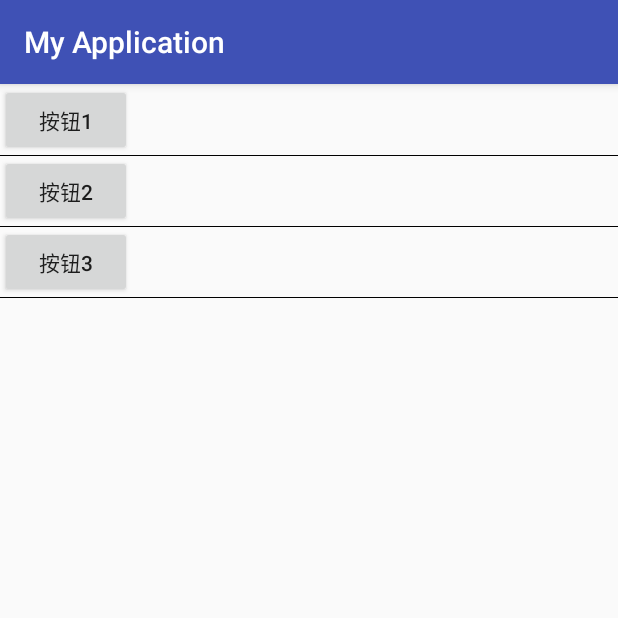
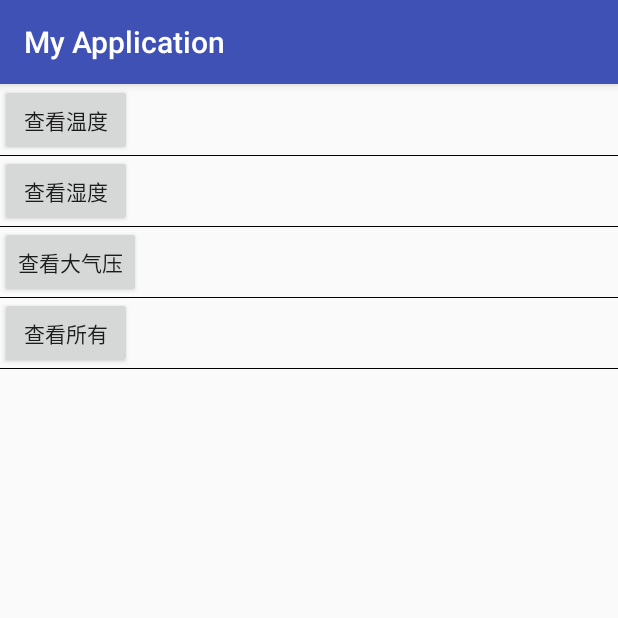
Before and after one commit to WindAsMe/SmartHome-Android, an Android app: the screen it shows after launch (MainActivity), on a phone screen of 412 x 824 dp, the top half of it. Run offline under Robolectric (Android 15) with nearby library versions, the phone set to English and light mode, and no system bars.

Commit message:
NUS Smart Home Android

```diff
--- a/app/src/main/java/com/example/zhongrui/myapplication/MainActivity.java
+++ b/app/src/main/java/com/example/zhongrui/myapplication/MainActivity.java
@@ -2,20 +2,14 @@ package com.example.zhongrui.myapplication;
 
 import android.support.v7.app.AppCompatActivity;
 import android.os.Bundle;
-import android.util.Log;
 import android.view.View;
 import android.widget.Button;
 
-import java.io.IOException;
-
-import okhttp3.Call;
-import okhttp3.Callback;
-import okhttp3.OkHttpClient;
-import okhttp3.Request;
-import okhttp3.Response;
-
+import com.example.zhongrui.myapplication.util.HttpUtil;
 
 public class MainActivity extends AppCompatActivity {
+
+    private HttpUtil httpUtil = new HttpUtil();
 
     @Override
     protected void onCreate(Bundle savedInstanceState) {
@@ -24,49 +18,38 @@ public class MainActivity extends AppCompatActivity {
         final Button btnOne = findViewById(R.id.btnOne);
         final Button btnTwo = findViewById(R.id.btnTwo);
         final Button btnThree = findViewById(R.id.btnThree);
+        final Button btnFour = findViewById(R.id.btnFour);
+
         btnOne.setOnClickListener(new View.OnClickListener() {
             @Override
             public void onClick(View view) {
                 setContentView(R.layout.btn1);
+                httpUtil.HttpGet("temp");
             }
         });
+
         btnTwo.setOnClickListener(new View.OnClickListener() {
-            // 172.25.112.162
-            String url = "http://172.25.112.162:8090/test";
+
             @Override
             public void onClick(View view) {
-                OkHttpClient client = new OkHttpClient();
-                Request request = new Request.Builder()
-                        .url(url)
-                        .build();
-                try {
-                    Response response = client.newCall(request).execute();
-                    String s = response.body().string();
-                    System.out.println(s);
-                } catch (Exception e) {
-                    System.out.println("Exception");
-                }
-//                client.newCall(request).enqueue(new Callback() {
-//                    @Override
-//                    public void onFailure(Call call, IOException e) {
-//                        System.out.println("Exception");
-//                    }
-//                    @Override
-//                    public void onResponse(Call call, Response response) throws IOException {
-//                        if(response.isSuccessful()){
-//                            Log.d("data: ","获取数据成功了");
-//                            Log.d("data: ","response.code() == "+response.code());
-//                            Log.d("data: ","response.body().string() == "+response.body().string());
-//                        }
-//                    }
-//                });
+                setContentView(R.layout.btn2);
+                httpUtil.HttpGet("humid");
             }
         });
 
         btnThree.setOnClickListener(new View.OnClickListener() {
             @Override
             public void onClick(View view) {
-                System.out.println("Button 3 pressed!");
+                setContentView(R.layout.btn3);
+                httpUtil.HttpGet("press");
+            }
+        });
+
+        btnFour.setOnClickListener(new View.OnClickListener() {
+            @Override
+            public void onClick(View view) {
+                setContentView(R.layout.btn4);
+                httpUtil.HttpGet("all");
             }
         });
     }
--- a/app/src/main/res/layout/activity_main.xml
+++ b/app/src/main/res/layout/activity_main.xml
@@ -8,12 +8,11 @@
     android:showDividers="middle"
     android:dividerPadding="10dp"
     tools:context="com.example.zhongrui.myapplication.MainActivity" >
-
     <Button
         android:id="@+id/btnOne"
         android:layout_width="wrap_content"
         android:layout_height="wrap_content"
-        android:text="按钮1" />
+        android:text="查看温度" />
     <View
         android:layout_width="match_parent"
         android:layout_height="1px"
@@ -22,7 +21,7 @@
         android:id="@+id/btnTwo"
         android:layout_width="wrap_content"
         android:layout_height="wrap_content"
-        android:text="按钮2" />
+        android:text="查看湿度" />
     <View
         android:layout_width="match_parent"
         android:layout_height="1px"
@@ -31,7 +30,16 @@
         android:id="@+id/btnThree"
         android:layout_width="wrap_content"
         android:layout_height="wrap_content"
-        android:text="按钮3" />
+        android:text="查看大气压" />
+    <View
+        android:layout_width="match_parent"
+        android:layout_height="1px"
+        android:background="#000000" />
+    <Button
+        android:id="@+id/btnFour"
+        android:layout_width="wrap_content"
+        android:layout_height="wrap_content"
+        android:text="查看所有" />
     <View
         android:layout_width="match_parent"
         android:layout_height="1px"
--- /dev/null
+++ b/app/src/main/res/layout/btn2.xml
@@ -0,0 +1,6 @@
+<?xml version="1.0" encoding="utf-8"?>
+<android.support.constraint.ConstraintLayout
+    xmlns:android="http://schemas.android.com/apk/res/android" android:layout_width="match_parent"
+    android:layout_height="match_parent">
+
+</android.support.constraint.ConstraintLayout>
--- /dev/null
+++ b/app/src/main/res/layout/btn3.xml
@@ -0,0 +1,6 @@
+<?xml version="1.0" encoding="utf-8"?>
+<android.support.constraint.ConstraintLayout
+    xmlns:android="http://schemas.android.com/apk/res/android" android:layout_width="match_parent"
+    android:layout_height="match_parent">
+
+</android.support.constraint.ConstraintLayout>
--- /dev/null
+++ b/app/src/main/res/layout/btn4.xml
@@ -0,0 +1,6 @@
+<?xml version="1.0" encoding="utf-8"?>
+<android.support.constraint.ConstraintLayout
+    xmlns:android="http://schemas.android.com/apk/res/android" android:layout_width="match_parent"
+    android:layout_height="match_parent">
+
+</android.support.constraint.ConstraintLayout>
```
Also changed, not shown: app/src/main/AndroidManifest.xml (+6 -1 lines), app/src/main/java/com/example/zhongrui/myapplication/util/HttpUtil.java (added, +33 -0 lines).
